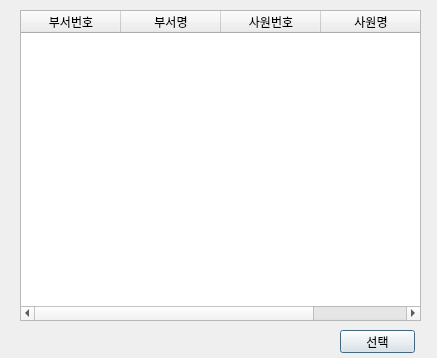
Before: the Qt Designer form overtime_v1.1/ui/emp_window.ui in RaineyLee/overtime, drawn with Qt 5.
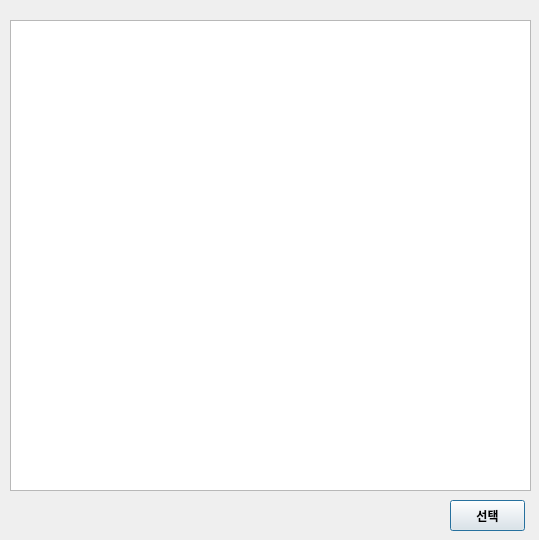
After: the same form once the commit is applied.

The edit to the form file:
```diff
--- a/overtime_v1.1/ui/emp_window.ui
+++ b/overtime_v1.1/ui/emp_window.ui
@@ -6,8 +6,8 @@
    <rect>
     <x>0</x>
     <y>0</y>
-    <width>437</width>
-    <height>358</height>
+    <width>539</width>
+    <height>540</height>
    </rect>
   </property>
   <property name="windowTitle">
@@ -16,45 +16,32 @@
   <widget class="QTableWidget" name="tbl_info">
    <property name="geometry">
     <rect>
-     <x>20</x>
-     <y>10</y>
-     <width>401</width>
-     <height>311</height>
+     <x>10</x>
+     <y>20</y>
+     <width>521</width>
+     <height>471</height>
     </rect>
    </property>
    <property name="selectionBehavior">
     <enum>QAbstractItemView::SelectRows</enum>
    </property>
-   <column>
-    <property name="text">
-     <string>부서번호</string>
-    </property>
-   </column>
-   <column>
-    <property name="text">
-     <string>부서명</string>
-    </property>
-   </column>
-   <column>
-    <property name="text">
-     <string>사원번호</string>
-    </property>
-   </column>
-   <column>
-    <property name="text">
-     <string>사원명</string>
-    </property>
-   </column>
   </widget>
   <widget class="QPushButton" name="btn_confirm">
    <property name="geometry">
     <rect>
-     <x>340</x>
-     <y>330</y>
+     <x>450</x>
+     <y>500</y>
      <width>75</width>
-     <height>23</height>
+     <height>31</height>
     </rect>
    </property>
+   <property name="font">
+    <font>
+     <family>맑은 고딕</family>
+     <weight>75</weight>
+     <bold>true</bold>
+    </font>
+   </property>
    <property name="text">
     <string>선택</string>
    </property>
```
